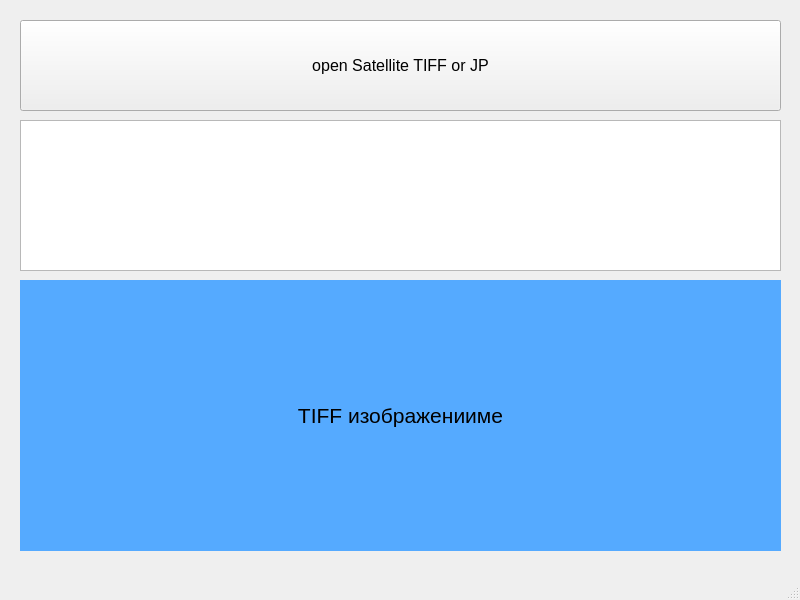
Before: the Qt Designer form main_window_satellite_comparator.ui in ValeryStk/satellite_comparator, drawn with Qt 5.
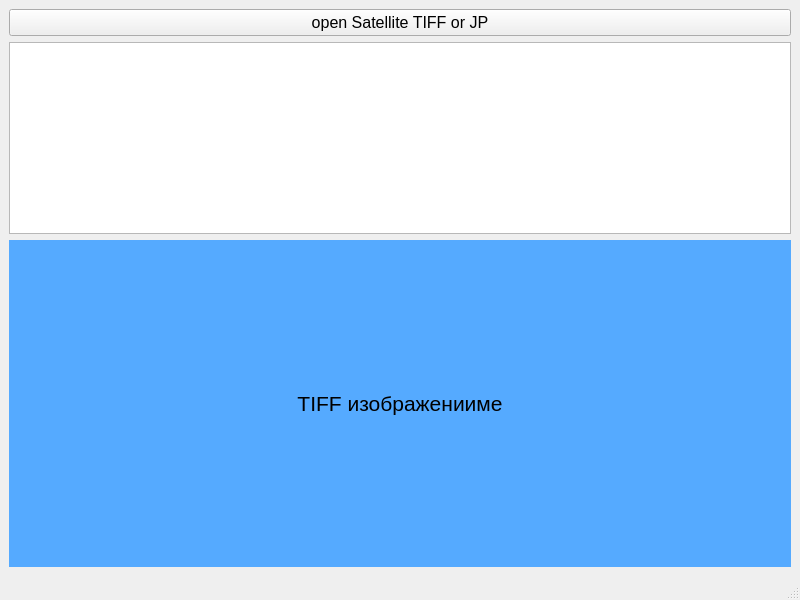
After: the same form once the commit is applied.

Patch:
```diff
--- a/main_window_satellite_comparator.ui
+++ b/main_window_satellite_comparator.ui
@@ -20,37 +20,37 @@
    <string>MainWindowSatelliteComparator</string>
   </property>
   <widget class="QWidget" name="centralwidget">
+   <layout class="QVBoxLayout" name="verticalLayout">
+    <item>
    <widget class="QPushButton" name="pushButton_open_sat_header">
-    <property name="geometry">
-     <rect>
-      <x>20</x>
-      <y>20</y>
-      <width>761</width>
-      <height>91</height>
-     </rect>
-    </property>
     <property name="text">
      <string>open Satellite TIFF or JP</string>
     </property>
    </widget>
+    </item>
+    <item>
    <widget class="QTextBrowser" name="textBrowser_header_info">
-    <property name="geometry">
-     <rect>
-      <x>20</x>
-      <y>120</y>
-      <width>761</width>
-      <height>151</height>
-     </rect>
-    </property>
-   </widget>
+      <property name="sizePolicy">
+       <sizepolicy hsizetype="Expanding" vsizetype="Fixed">
+        <horstretch>0</horstretch>
+        <verstretch>0</verstretch>
+       </sizepolicy>
+      </property>
+     </widget>
+    </item>
+    <item>
    <widget class="QLabel" name="label_satellite_image">
-    <property name="geometry">
-     <rect>
-      <x>20</x>
-      <y>280</y>
-      <width>761</width>
-      <height>271</height>
-     </rect>
+      <property name="sizePolicy">
+       <sizepolicy hsizetype="Preferred" vsizetype="Preferred">
+        <horstretch>0</horstretch>
+        <verstretch>0</verstretch>
+       </sizepolicy>
+      </property>
+      <property name="maximumSize">
+       <size>
+        <width>900</width>
+        <height>450</height>
+       </size>
     </property>
     <property name="font">
      <font>
@@ -69,6 +69,8 @@
      <set>Qt::AlignCenter</set>
     </property>
    </widget>
+    </item>
+   </layout>
   </widget>
   <widget class="QMenuBar" name="menubar">
    <property name="geometry">
```
Lines whose indentation alone changed are shown as unchanged.
